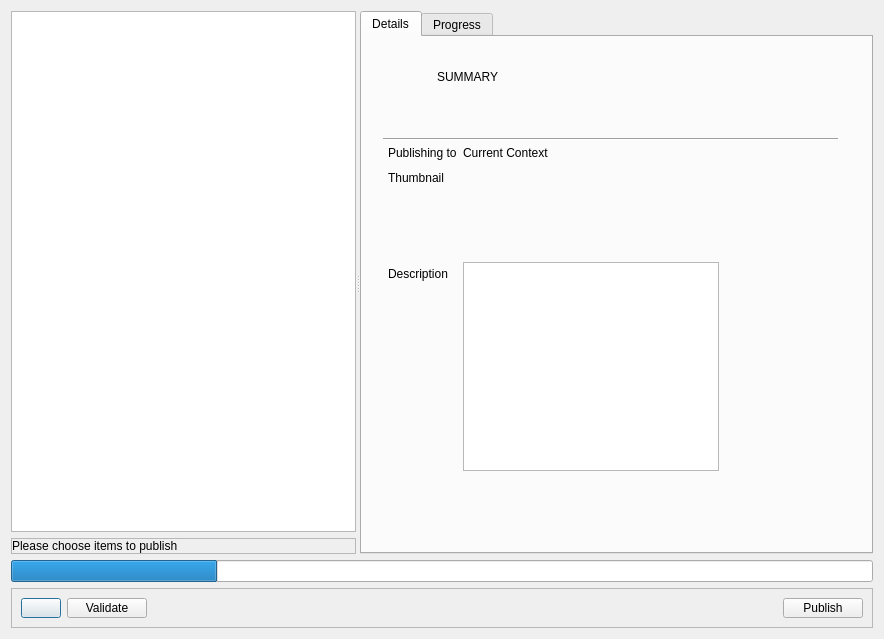
This is resources/dialog.ui in shotgunsoftware/tk-multi-publish2 as Qt 5 draws it before an edit. The edited form follows.
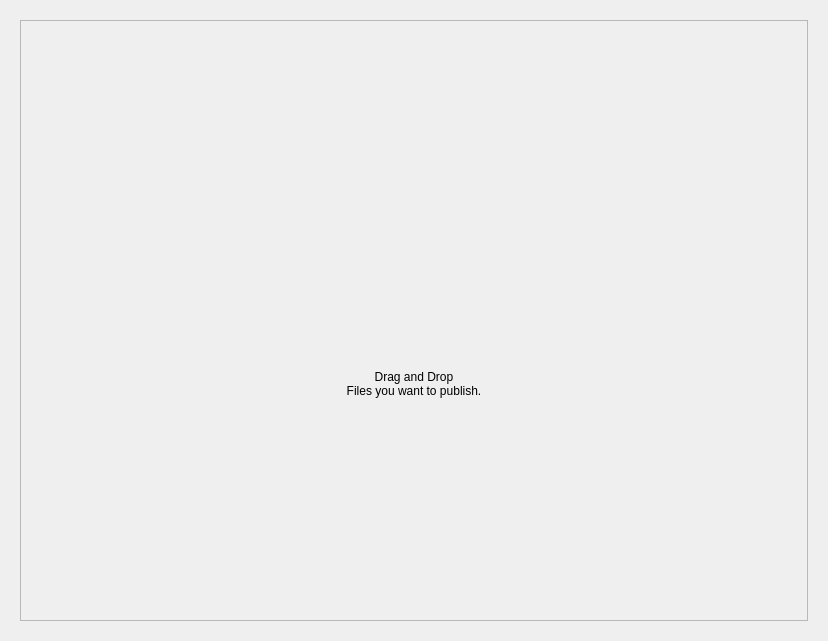
This is the edited form. The open tabs and pages were chosen to show the change. Icons and pictures are not drawn. Custom widgets are drawn as their Qt base class.

Diff of the .ui file:
```diff
--- a/resources/dialog.ui
+++ b/resources/dialog.ui
@@ -6,22 +6,159 @@
    <rect>
     <x>0</x>
     <y>0</y>
-    <width>884</width>
-    <height>639</height>
+    <width>828</width>
+    <height>641</height>
    </rect>
   </property>
   <property name="windowTitle">
    <string>Shotgun Publish</string>
   </property>
+  <layout class="QVBoxLayout" name="verticalLayout_7">
+   <item>
+    <widget class="QStackedWidget" name="main_stack">
+     <property name="currentIndex">
+      <number>1</number>
+     </property>
+     <widget class="QWidget" name="large_drop_area_frame">
   <layout class="QVBoxLayout" name="verticalLayout_3">
    <item>
-    <widget class="QSplitter" name="splitter">
-     <property name="orientation">
-      <enum>Qt::Horizontal</enum>
-     </property>
-     <widget class="QWidget" name="verticalLayoutWidget">
+        <widget class="DropAreaFrame" name="large_drop_area">
+         <property name="frameShape">
+          <enum>QFrame::StyledPanel</enum>
+         </property>
+         <property name="frameShadow">
+          <enum>QFrame::Raised</enum>
+         </property>
       <layout class="QVBoxLayout" name="verticalLayout">
        <item>
+           <spacer name="verticalSpacer">
+            <property name="orientation">
+             <enum>Qt::Vertical</enum>
+            </property>
+            <property name="sizeHint" stdset="0">
+             <size>
+              <width>20</width>
+              <height>98</height>
+             </size>
+            </property>
+           </spacer>
+          </item>
+          <item>
+           <layout class="QHBoxLayout" name="horizontalLayout_3">
+            <item>
+             <spacer name="horizontalSpacer_4">
+              <property name="orientation">
+               <enum>Qt::Horizontal</enum>
+              </property>
+              <property name="sizeHint" stdset="0">
+               <size>
+                <width>40</width>
+                <height>20</height>
+               </size>
+              </property>
+             </spacer>
+            </item>
+            <item>
+             <widget class="QLabel" name="label_5">
+              <property name="minimumSize">
+               <size>
+                <width>128</width>
+                <height>128</height>
+               </size>
+              </property>
+              <property name="maximumSize">
+               <size>
+                <width>128</width>
+                <height>128</height>
+               </size>
+              </property>
+              <property name="text">
+               <string/>
+              </property>
+              <property name="pixmap">
+               <pixmap resource="resources.qrc">:/tk_multi_publish2/icon_256.png</pixmap>
+              </property>
+              <property name="scaledContents">
+               <bool>true</bool>
+              </property>
+              <property name="alignment">
+               <set>Qt::AlignCenter</set>
+              </property>
+             </widget>
+            </item>
+            <item>
+             <spacer name="horizontalSpacer_5">
+              <property name="orientation">
+               <enum>Qt::Horizontal</enum>
+              </property>
+              <property name="sizeHint" stdset="0">
+               <size>
+                <width>40</width>
+                <height>20</height>
+               </size>
+              </property>
+             </spacer>
+            </item>
+           </layout>
+          </item>
+          <item>
+           <widget class="QLabel" name="large_drop_area_label">
+            <property name="text">
+             <string>Drag and Drop 
+Files you want to publish.</string>
+            </property>
+            <property name="alignment">
+             <set>Qt::AlignCenter</set>
+            </property>
+           </widget>
+          </item>
+          <item>
+           <spacer name="verticalSpacer_2">
+            <property name="orientation">
+             <enum>Qt::Vertical</enum>
+            </property>
+            <property name="sizeHint" stdset="0">
+             <size>
+              <width>20</width>
+              <height>213</height>
+             </size>
+            </property>
+           </spacer>
+          </item>
+         </layout>
+        </widget>
+       </item>
+      </layout>
+     </widget>
+     <widget class="QWidget" name="main_ui_frame">
+      <layout class="QVBoxLayout" name="verticalLayout_4">
+       <item>
+        <widget class="QSplitter" name="splitter">
+         <property name="orientation">
+          <enum>Qt::Horizontal</enum>
+         </property>
+         <widget class="DropAreaFrame" name="frame">
+          <property name="frameShape">
+           <enum>QFrame::StyledPanel</enum>
+          </property>
+          <property name="frameShadow">
+           <enum>QFrame::Raised</enum>
+          </property>
+          <layout class="QVBoxLayout" name="verticalLayout_2">
+           <property name="spacing">
+            <number>0</number>
+           </property>
+           <property name="margin">
+            <number>0</number>
+           </property>
+           <item>
+            <widget class="QLabel" name="items_tree_label">
+             <property name="text">
+              <string>Please choose items to publish</string>
+             </property>
+            </widget>
+           </item>
+           <item>
         <widget class="PublishTreeWidget" name="items_tree">
          <property name="acceptDrops">
           <bool>true</bool>
@@ -45,41 +182,9 @@
          </column>
         </widget>
        </item>
-       <item>
-        <widget class="DropAreaFrame" name="frame">
-         <property name="frameShape">
-          <enum>QFrame::StyledPanel</enum>
-         </property>
-         <property name="frameShadow">
-          <enum>QFrame::Raised</enum>
-         </property>
-         <layout class="QVBoxLayout" name="verticalLayout_2">
-          <property name="spacing">
-           <number>0</number>
-          </property>
-          <property name="margin">
-           <number>0</number>
-          </property>
-          <item>
-           <widget class="QLabel" name="items_tree_label">
-            <property name="text">
-             <string>Please choose items to publish</string>
-            </property>
-           </widget>
-          </item>
-         </layout>
-        </widget>
-       </item>
-      </layout>
-     </widget>
-     <widget class="QTabWidget" name="right_tabs">
-      <property name="currentIndex">
-       <number>0</number>
-      </property>
-      <widget class="QWidget" name="details_tab">
-       <attribute name="title">
-        <string>Details</string>
-       </attribute>
+          </layout>
+         </widget>
+         <widget class="QFrame" name="details_frame">
        <layout class="QVBoxLayout" name="verticalLayout_5">
         <item>
          <widget class="QStackedWidget" name="details_stack">
@@ -87,28 +192,8 @@
            <number>0</number>
           </property>
           <widget class="QWidget" name="details_summary">
-           <widget class="Line" name="summary_divider">
-            <property name="geometry">
-             <rect>
-              <x>12</x>
-              <y>85</y>
-              <width>455</width>
-              <height>16</height>
-             </rect>
-            </property>
-            <property name="orientation">
-             <enum>Qt::Horizontal</enum>
-            </property>
-           </widget>
-           <widget class="QWidget" name="layoutWidget">
-            <property name="geometry">
-             <rect>
-              <x>0</x>
-              <y>0</y>
-              <width>137</width>
-              <height>62</height>
-             </rect>
-            </property>
+              <layout class="QVBoxLayout" name="verticalLayout_8">
+               <item>
             <layout class="QHBoxLayout" name="horizontalLayout_2">
              <item>
               <widget class="QLabel" name="summary_icon">
@@ -143,16 +228,15 @@
               </widget>
              </item>
             </layout>
-           </widget>
-           <widget class="QWidget" name="layoutWidget">
-            <property name="geometry">
-             <rect>
-              <x>17</x>
-              <y>100</y>
-              <width>341</width>
-              <height>325</height>
-             </rect>
-            </property>
+               </item>
+               <item>
+                <widget class="Line" name="summary_divider">
+                 <property name="orientation">
+                  <enum>Qt::Horizontal</enum>
+                 </property>
+                </widget>
+               </item>
+               <item>
             <layout class="QFormLayout" name="formLayout">
              <property name="fieldGrowthPolicy">
               <enum>QFormLayout::FieldsStayAtSizeHint</enum>
@@ -211,7 +295,8 @@
               </widget>
              </item>
             </layout>
-           </widget>
+               </item>
+              </layout>
           </widget>
           <widget class="QWidget" name="details_task">
            <layout class="QVBoxLayout" name="verticalLayout_11">
@@ -487,30 +572,16 @@
         </item>
        </layout>
       </widget>
-      <widget class="QWidget" name="progress_tab">
-       <attribute name="title">
-        <string>Progress</string>
-       </attribute>
-       <layout class="QVBoxLayout" name="verticalLayout_4">
-        <item>
-         <widget class="QTreeWidget" name="log_tree">
-          <attribute name="headerVisible">
-           <bool>false</bool>
-          </attribute>
-          <column>
-           <property name="text">
-            <string notr="true">1</string>
-           </property>
-          </column>
-         </widget>
-        </item>
-       </layout>
-      </widget>
-     </widget>
     </widget>
    </item>
    <item>
     <widget class="QProgressBar" name="progress">
+         <property name="maximumSize">
+          <size>
+           <width>16777215</width>
+           <height>10</height>
+          </size>
+         </property>
      <property name="value">
       <number>24</number>
      </property>
@@ -524,7 +595,7 @@
      <property name="maximumSize">
       <size>
        <width>16777215</width>
-       <height>40</height>
+           <height>50</height>
       </size>
      </property>
      <property name="frameShape">
@@ -534,6 +605,64 @@
       <enum>QFrame::Raised</enum>
      </property>
      <layout class="QHBoxLayout" name="horizontalLayout">
+          <property name="spacing">
+           <number>10</number>
+          </property>
+          <property name="margin">
+           <number>2</number>
+          </property>
+          <item>
+           <widget class="QToolButton" name="progress_toggle">
+            <property name="text">
+             <string>...</string>
+            </property>
+           </widget>
+          </item>
+          <item>
+           <widget class="QLabel" name="progress_icon">
+            <property name="minimumSize">
+             <size>
+              <width>32</width>
+              <height>32</height>
+             </size>
+            </property>
+            <property name="maximumSize">
+             <size>
+              <width>32</width>
+              <height>32</height>
+             </size>
+            </property>
+            <property name="text">
+             <string/>
+            </property>
+            <property name="pixmap">
+             <pixmap resource="resources.qrc">:/tk_multi_publish2/success.png</pixmap>
+            </property>
+            <property name="scaledContents">
+             <bool>true</bool>
+            </property>
+           </widget>
+          </item>
+          <item>
+           <widget class="QLabel" name="progress_label">
+            <property name="text">
+             <string>Progress</string>
+            </property>
+           </widget>
+          </item>
+          <item>
+           <spacer name="horizontalSpacer">
+            <property name="orientation">
+             <enum>Qt::Horizontal</enum>
+            </property>
+            <property name="sizeHint" stdset="0">
+             <size>
+              <width>638</width>
+              <height>11</height>
+             </size>
+            </property>
+           </spacer>
+          </item>
       <item>
        <widget class="QPushButton" name="options">
         <property name="icon">
@@ -570,6 +699,13 @@
        </widget>
       </item>
      </layout>
+        </widget>
+       </item>
+      </layout>
+      <zorder>splitter</zorder>
+      <zorder>bottom_frame</zorder>
+      <zorder>progress</zorder>
+     </widget>
     </widget>
    </item>
   </layout>
```
Left out of the diff: 13 changed lines with no effect on the pictures. Lines whose indentation alone changed are shown as unchanged.
